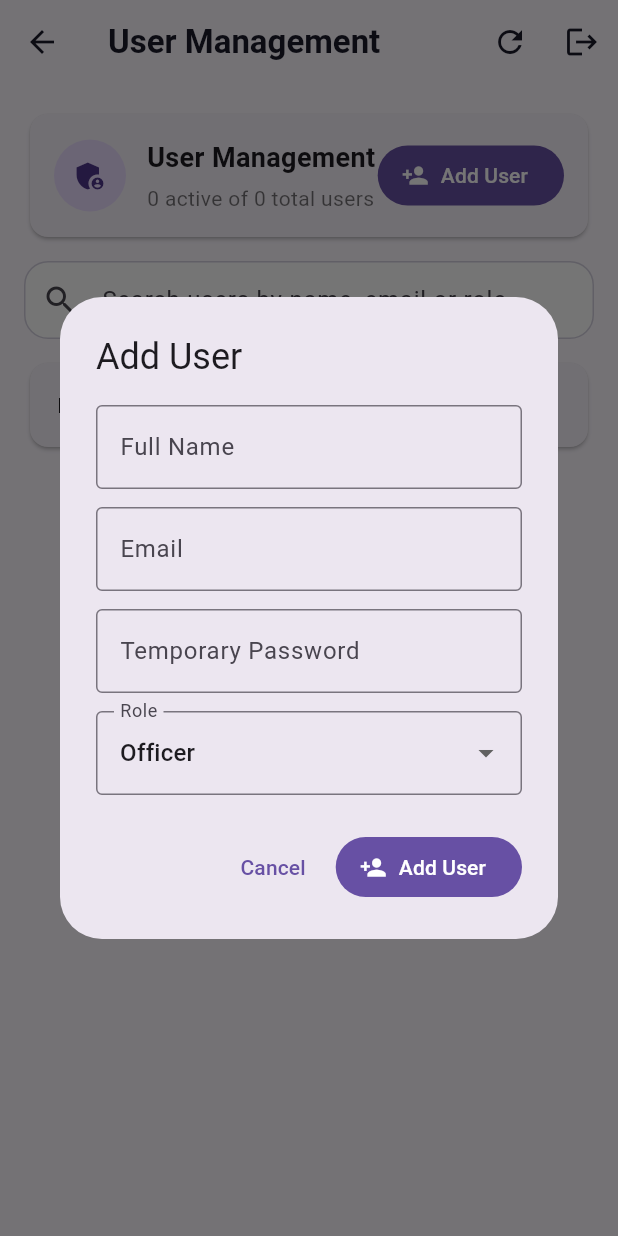
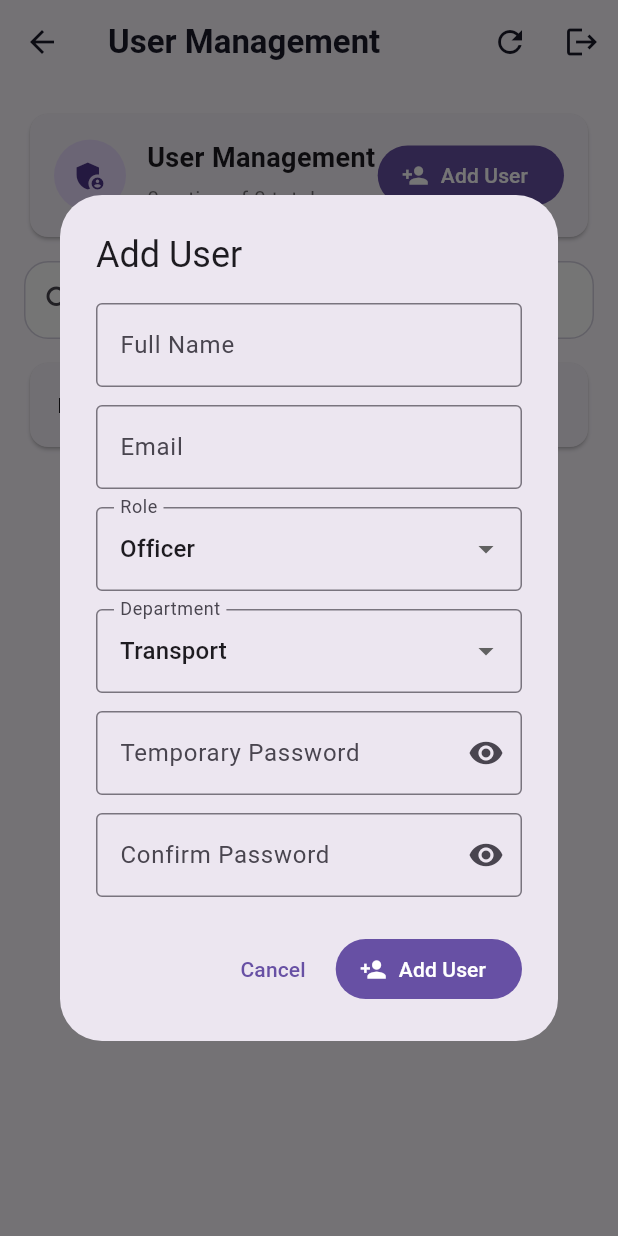
Before and after one commit to s-muel/electronic_proof_of_delivery, a Flutter app: the SuperUserDashboard screen opened directly, after a tap on "Users", after a tap on "Add User", on a phone screen of 412 x 824 dp. Run offline on Flutter 3.47's test engine with Material 3 defaults, Android fonts, the phone set to English and light mode, and no system bars; our stand-ins replace cloud_firestore, firebase_auth, firebase_core, hive, hive_flutter, image_picker and 4 more; missing offline and left inert: mailer; accounts and stored records are empty.

Commit message:
added app icon and temp pass

```diff
--- a/lib/models/app_user_model.dart
+++ b/lib/models/app_user_model.dart
@@ -3,6 +3,8 @@
   final String fullName;
   final String email;
   final String role;
+  final String department;
+  final String tempPass;
   final bool isActive;
   final String createdAt;
   final String updatedAt;
@@ -12,6 +14,8 @@
     required this.fullName,
     required this.email,
     required this.role,
+    this.department = '',
+    this.tempPass = '',
     this.isActive = true,
     required this.createdAt,
     required this.updatedAt,
@@ -23,6 +27,8 @@
       fullName: map['fullName'] ?? '',
       email: map['email'] ?? '',
       role: map['role'] ?? '',
+      department: map['department'] ?? '',
+      tempPass: map['tempPass'] ?? '',
       isActive: map['isActive'] ?? true,
       createdAt: map['createdAt'] ?? '',
       updatedAt: map['updatedAt'] ?? '',
@@ -35,6 +41,8 @@
       'fullName': fullName,
       'email': email,
       'role': role,
+      'department': department,
+      'tempPass': tempPass,
       'isActive': isActive,
       'createdAt': createdAt,
       'updatedAt': updatedAt,
@@ -46,6 +54,8 @@
     String? fullName,
     String? email,
     String? role,
+    String? department,
+    String? tempPass,
     bool? isActive,
     String? createdAt,
     String? updatedAt,
@@ -55,6 +65,8 @@
       fullName: fullName ?? this.fullName,
       email: email ?? this.email,
       role: role ?? this.role,
+      department: department ?? this.department,
+      tempPass: tempPass ?? this.tempPass,
       isActive: isActive ?? this.isActive,
       createdAt: createdAt ?? this.createdAt,
       updatedAt: updatedAt ?? this.updatedAt,
--- a/lib/screens/super_user_dashboard.dart
+++ b/lib/screens/super_user_dashboard.dart
@@ -197,8 +197,12 @@
     final fullNameController = TextEditingController();
     final emailController = TextEditingController();
     final passwordController = TextEditingController();
+    final confirmPasswordController = TextEditingController();
     var selectedRole = 'officer';
+    var selectedDepartment = 'Transport';
     var isSaving = false;
+    var obscurePassword = true;
+    var obscureConfirmPassword = true;
 
     final userCreated = await showDialog<bool>(
       context: context,
@@ -243,21 +247,6 @@
                           },
                         ),
                         const SizedBox(height: 12),
-                        TextFormField(
-                          controller: passwordController,
-                          obscureText: true,
-                          decoration: const InputDecoration(
-                            labelText: 'Temporary Password',
-                            border: OutlineInputBorder(),
-                          ),
-                          validator: (value) {
-                            if ((value ?? '').length < 6) {
-                              return 'Use at least 6 characters';
-                            }
-                            return null;
-                          },
-                        ),
-                        const SizedBox(height: 12),
                         DropdownButtonFormField<String>(
                           initialValue: selectedRole,
                           decoration: const InputDecoration(
@@ -296,6 +285,107 @@
                             }
                           },
                         ),
+                        if (selectedRole != 'management') ...[
+                          const SizedBox(height: 12),
+                          DropdownButtonFormField<String>(
+                            initialValue: selectedDepartment,
+                            decoration: const InputDecoration(
+                              labelText: 'Department',
+                              border: OutlineInputBorder(),
+                            ),
+                            items: const [
+                              DropdownMenuItem(
+                                value: 'Transport',
+                                child: Text('Transport'),
+                              ),
+                              DropdownMenuItem(
+                                value: 'CNF',
+                                child: Text('CNF'),
+                              ),
+                              DropdownMenuItem(
+                                value: 'Shipping',
+                                child: Text('Shipping'),
+                              ),
+                              DropdownMenuItem(
+                                value: 'HeavyLift',
+                                child: Text('HeavyLift'),
+                              ),
+                              DropdownMenuItem(
+                                value: 'QHSSE',
+                                child: Text('QHSSE'),
+                              ),
+                              DropdownMenuItem(
+                                value: 'Accounts',
+                                child: Text('Accounts'),
+                              ),
+                            ],
+                            onChanged: (value) {
+                              if (value != null) {
+                                setDialogState(
+                                  () => selectedDepartment = value,
+                                );
+                              }
+                            },
+                          ),
+                        ],
+                        const SizedBox(height: 12),
+                        TextFormField(
+                          controller: passwordController,
+                          obscureText: obscurePassword,
+                          decoration: InputDecoration(
+                            labelText: 'Temporary Password',
+                            border: const OutlineInputBorder(),
+                            suffixIcon: IconButton(
+                              onPressed: () {
+                                setDialogState(
+                                  () => obscurePassword = !obscurePassword,
+                                );
+                              },
+                              icon: Icon(
+                                obscurePassword
+                                    ? Icons.visibility
+                                    : Icons.visibility_off,
+                              ),
+                            ),
+                          ),
+                          validator: (value) {
+                            if ((value ?? '').length < 6) {
+                              return 'Use at least 6 characters';
+                            }
+                            return null;
+                          },
+                        ),
+                        const SizedBox(height: 12),
+                        TextFormField(
+                          controller: confirmPasswordController,
+                          obscureText: obscureConfirmPassword,
+                          decoration: InputDecoration(
+                            labelText: 'Confirm Password',
+                            border: const OutlineInputBorder(),
+                            suffixIcon: IconButton(
+                              onPressed: () {
+                                setDialogState(
+                                  () => obscureConfirmPassword =
+                                      !obscureConfirmPassword,
+                                );
+                              },
+                              icon: Icon(
+                                obscureConfirmPassword
+                                    ? Icons.visibility
+                                    : Icons.visibility_off,
+                              ),
+                            ),
+                          ),
+                          validator: (value) {
+                            if ((value ?? '').isEmpty) {
+                              return 'Confirm password is required';
+                            }
+                            if (value != passwordController.text) {
+                              return 'Passwords do not match';
+                            }
+                            return null;
+                          },
+                        ),
                       ],
                     ),
                   ),
@@ -322,6 +412,9 @@
                               email: emailController.text,
                               password: passwordController.text,
                               role: selectedRole,
+                              department: selectedRole == 'management'
+                                  ? ''
+                                  : selectedDepartment,
                             );
 
                             if (!dialogContext.mounted) return;
@@ -355,6 +448,7 @@
     fullNameController.dispose();
     emailController.dispose();
     passwordController.dispose();
+    confirmPasswordController.dispose();
 
     if (userCreated == true) {
       await loadAdminData();
@@ -1175,7 +1269,8 @@
       return displayName.toLowerCase().contains(searchText) ||
           user.email.toLowerCase().contains(searchText) ||
           roleLabel.toLowerCase().contains(searchText) ||
-          user.role.toLowerCase().contains(searchText);
+          user.role.toLowerCase().contains(searchText) ||
+          user.department.toLowerCase().contains(searchText);
     }).toList();
   }
 
@@ -1236,13 +1331,21 @@
   }
 
   Widget _buildUserTile(AppUserModel user) {
+    final detailLines = <String>[
+      user.email,
+      "Status: ${user.isActive ? 'Active' : 'Inactive'}",
+      if (user.department.trim().isNotEmpty)
+        "Department: ${user.department.trim()}",
+      if (user.tempPass.trim().isNotEmpty) "Temp Pass: ${user.tempPass.trim()}",
+    ];
+
     return ListTile(
       leading: CircleAvatar(
         child: Icon(user.isActive ? Icons.person : Icons.person_off),
       ),
       title: Text(user.fullName.isEmpty ? user.email : user.fullName),
-      subtitle: Text('${user.email}\n${user.isActive ? 'Active' : 'Inactive'}'),
-      isThreeLine: true,
+      subtitle: Text(detailLines.join('\n')),
+      isThreeLine: detailLines.length > 2,
       trailing: Wrap(
         spacing: 4,
         children: [
--- a/lib/services/app_user_service.dart
+++ b/lib/services/app_user_service.dart
@@ -52,6 +52,7 @@
     required String email,
     required String password,
     required String role,
+    String department = '',
   }) async {
     final secondaryAuth = await _getSecondaryAuth();
 
@@ -77,6 +78,8 @@
         fullName: fullName.trim(),
         email: email.trim(),
         role: role.trim(),
+        department: department.trim(),
+        tempPass: password,
         isActive: true,
         createdAt: now,
         updatedAt: now,
```
Also changed, not shown: assets/images/logo.png (added), 34 other files.
